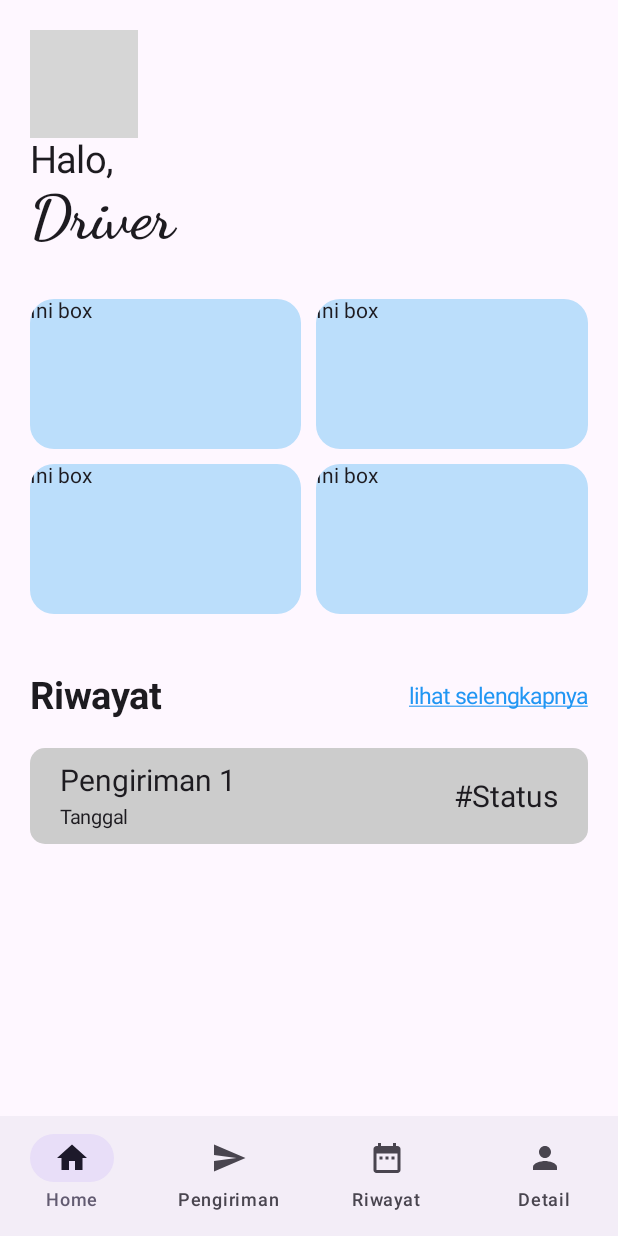
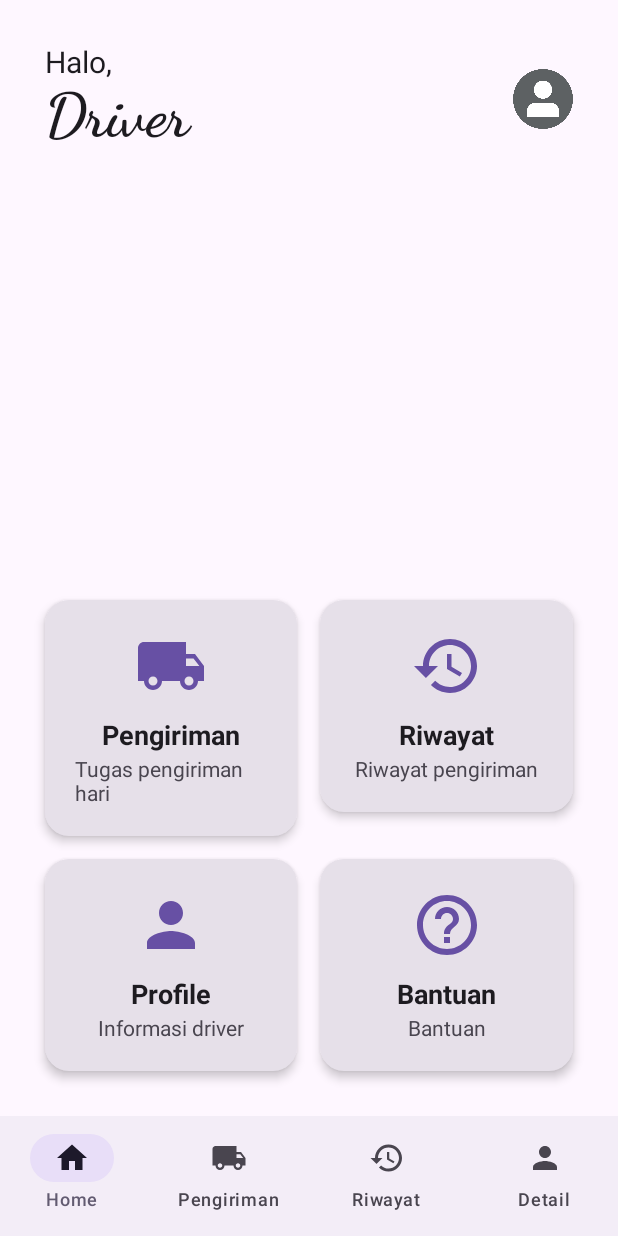
Before and after one commit to Muhless/ady-trans-jaya-kotlin, an Android app built with Jetpack Compose: the screen it shows after launch (MainActivity), on a phone screen of 412 x 824 dp. Run offline under Robolectric (Android 15) with nearby library versions, the phone set to English and light mode, and no system bars; grey boxes are pictures that could not be loaded.

Commit message:
update homescreen

```diff
--- a/app/src/main/java/adytransjaya/MainActivity.kt
+++ b/app/src/main/java/adytransjaya/MainActivity.kt
@@ -3,15 +3,19 @@ package adytransjaya
 import adytransjaya.ui.navigation.bottomBar
 import adytransjaya.ui.screen.deliveryScreen
 import adytransjaya.ui.screen.detailScreen
+import adytransjaya.ui.screen.helpScreen
 import adytransjaya.ui.screen.historyScreen
 import adytransjaya.ui.screen.homeScreen
 import adytransjaya.ui.screen.profileScreen
 import android.os.Bundle
 import androidx.activity.ComponentActivity
 import androidx.activity.compose.setContent
+import androidx.compose.foundation.background
+import androidx.compose.foundation.layout.fillMaxSize
 import androidx.compose.foundation.layout.padding
 import androidx.compose.material3.Scaffold
 import androidx.compose.ui.Modifier
+import androidx.compose.ui.graphics.Color
 import androidx.navigation.compose.NavHost
 import androidx.navigation.compose.composable
 import androidx.navigation.compose.rememberNavController
@@ -21,20 +25,30 @@ class MainActivity : ComponentActivity() {
         super.onCreate(savedInstanceState)
         setContent {
             val navController = rememberNavController()
-            Scaffold(bottomBar = { bottomBar(navController) }) { innerPadding ->
+
+            androidx.compose.foundation.layout.Box(
+                modifier =
+                    Modifier
+                        .fillMaxSize()
+                        .background(Color(0xFFEF4444)),
+            ) {
+                Scaffold(
+                    bottomBar = { bottomBar(navController) },
+                ) { innerPadding ->
                     NavHost(
                         navController = navController,
                         startDestination = "home",
-                    modifier =
-                        Modifier.padding(innerPadding),
+                        modifier = Modifier.padding(innerPadding),
                     ) {
                         composable("home") { homeScreen(navController) }
                         composable("delivery") { deliveryScreen(navController) }
                         composable("profile") { profileScreen(navController) }
                         composable("history") { historyScreen(navController) }
                         composable("detail") { detailScreen(navController) }
+                        composable("help") { helpScreen(navController) }
                     }
                 }
             }
         }
     }
+}
--- a/app/src/main/java/adytransjaya/ui/components/MenuBox.kt
+++ b/app/src/main/java/adytransjaya/ui/components/MenuBox.kt
@@ -16,8 +16,8 @@ fun menuBox(modifier: Modifier = Modifier) {
     Box(
         modifier =
             modifier
-                .height(100.dp)
-                .clip(RoundedCornerShape(16.dp))
+                .height(200.dp)
+                .clip(RoundedCornerShape(10.dp))
                 .background(Color(0xFFBBDEFB)),
     ) {
         Text(text = "Ini box")
--- /dev/null
+++ b/app/src/main/java/adytransjaya/ui/components/MenuCard.kt
@@ -0,0 +1,64 @@
+package adytransjaya.ui.components
+
+import androidx.compose.foundation.layout.Column
+import androidx.compose.foundation.layout.Spacer
+import androidx.compose.foundation.layout.fillMaxWidth
+import androidx.compose.foundation.layout.height
+import androidx.compose.foundation.layout.padding
+import androidx.compose.foundation.layout.size
+import androidx.compose.foundation.shape.RoundedCornerShape
+import androidx.compose.material3.Card
+import androidx.compose.material3.CardDefaults
+import androidx.compose.material3.Icon
+import androidx.compose.material3.MaterialTheme
+import androidx.compose.material3.Text
+import androidx.compose.runtime.Composable
+import androidx.compose.ui.Alignment
+import androidx.compose.ui.Modifier
+import androidx.compose.ui.graphics.vector.ImageVector
+import androidx.compose.ui.text.font.FontWeight
+import androidx.compose.ui.unit.dp
+import androidx.compose.ui.unit.sp
+
+@Composable
+fun menuCard(
+    icon: ImageVector,
+    title: String,
+    subtitle: String,
+    onClick: () -> Unit,
+    modifier: Modifier = Modifier,
+) {
+    Card(
+        modifier = modifier,
+        onClick = onClick,
+        shape = RoundedCornerShape(16.dp),
+        elevation = CardDefaults.cardElevation(defaultElevation = 4.dp),
+    ) {
+        Column(
+            modifier =
+                Modifier
+                    .fillMaxWidth()
+                    .padding(20.dp),
+            horizontalAlignment = Alignment.CenterHorizontally,
+        ) {
+            Icon(
+                imageVector = icon,
+                contentDescription = title,
+                tint = MaterialTheme.colorScheme.primary,
+                modifier = Modifier.size(48.dp),
+            )
+            Spacer(modifier = Modifier.height(12.dp))
+            Text(
+                text = title,
+                fontWeight = FontWeight.Bold,
+                fontSize = 18.sp,
+            )
+            Spacer(modifier = Modifier.height(4.dp))
+            Text(
+                text = subtitle,
+                fontSize = 14.sp,
+                color = MaterialTheme.colorScheme.onSurfaceVariant,
+            )
+        }
+    }
+}
--- a/app/src/main/java/adytransjaya/ui/navigation/BottomNavItem.kt
+++ b/app/src/main/java/adytransjaya/ui/navigation/BottomNavItem.kt
@@ -1,9 +1,9 @@
 package adytransjaya.ui.navigation
 
 import androidx.compose.material.icons.Icons
-import androidx.compose.material.icons.automirrored.filled.Send
-import androidx.compose.material.icons.filled.DateRange
+import androidx.compose.material.icons.filled.History
 import androidx.compose.material.icons.filled.Home
+import androidx.compose.material.icons.filled.LocalShipping
 import androidx.compose.material.icons.filled.Person
 import androidx.compose.ui.graphics.vector.ImageVector
 
@@ -14,9 +14,9 @@ sealed class BottomNavItem(
 ) {
     object Home : BottomNavItem("home", "Home", Icons.Default.Home)
 
-    object Delivery : BottomNavItem("delivery", "Pengiriman", Icons.AutoMirrored.Filled.Send)
+    object Delivery : BottomNavItem("delivery", "Pengiriman", Icons.Default.LocalShipping)
 
-    object History : BottomNavItem("history", "Riwayat", Icons.Default.DateRange)
+    object History : BottomNavItem("history", "Riwayat", Icons.Default.History)
 
     object Profile : BottomNavItem("detail", "Detail", Icons.Default.Person)
 }
--- /dev/null
+++ b/app/src/main/java/adytransjaya/ui/screen/HelpScreen.kt
@@ -0,0 +1,11 @@
+package adytransjaya.ui.screen
+
+import androidx.compose.material3.Text
+import androidx.compose.runtime.Composable
+import androidx.navigation.NavController
+import org.w3c.dom.Text
+
+@Composable
+fun helpScreen(navController: NavController) {
+    Text(text = "This is Help screen")
+}
--- a/app/src/main/java/adytransjaya/ui/screen/HomeScreen.kt
+++ b/app/src/main/java/adytransjaya/ui/screen/HomeScreen.kt
@@ -1,11 +1,10 @@
 package adytransjaya.ui.screen
 
 import ady_trans_jaya.kotlin.R
-import adytransjaya.ui.components.menuBox
-import adytransjaya.ui.components.recentDelivery
+import adytransjaya.ui.components.menuCard
 import android.annotation.SuppressLint
+import android.media.Image
 import androidx.compose.foundation.Image
-import androidx.compose.foundation.clickable
 import androidx.compose.foundation.layout.Column
 import androidx.compose.foundation.layout.Row
 import androidx.compose.foundation.layout.Spacer
@@ -14,17 +13,19 @@ import androidx.compose.foundation.layout.height
 import androidx.compose.foundation.layout.padding
 import androidx.compose.foundation.layout.size
 import androidx.compose.foundation.layout.width
+import androidx.compose.material.icons.Icons
+import androidx.compose.material.icons.filled.HelpOutline
+import androidx.compose.material.icons.filled.History
+import androidx.compose.material.icons.filled.LocalShipping
+import androidx.compose.material.icons.filled.Person
 import androidx.compose.material3.Text
 import androidx.compose.runtime.Composable
 import androidx.compose.ui.Alignment
 import androidx.compose.ui.Modifier
-import androidx.compose.ui.graphics.Color
 import androidx.compose.ui.layout.ContentScale
 import androidx.compose.ui.res.painterResource
-import androidx.compose.ui.text.TextStyle
 import androidx.compose.ui.text.font.FontFamily
 import androidx.compose.ui.text.font.FontWeight
-import androidx.compose.ui.text.style.TextDecoration
 import androidx.compose.ui.unit.dp
 import androidx.compose.ui.unit.sp
 import androidx.navigation.NavController
@@ -32,20 +33,13 @@ import androidx.navigation.NavController
 @SuppressLint("ComposableNaming")
 @Composable
 fun homeScreen(navController: NavController) {
-    Column(modifier = Modifier.padding(20.dp)) {
-        Image(
-            painter = painterResource(id = R.drawable.logo),
-            contentDescription = "Logo Ady Trans Jaya",
-            modifier = Modifier.size(72.dp),
-            contentScale = ContentScale.Fit,
-        )
+    Column(modifier = Modifier.padding(30.dp)) {
         Row(
-            modifier =
-                Modifier
-                    .fillMaxWidth(),
+            modifier = Modifier.fillMaxWidth(),
+            verticalAlignment = Alignment.CenterVertically,
         ) {
-            Column {
-                Text(text = "Halo,", fontSize = 25.sp)
+            Column(modifier = Modifier.weight(1f)) {
+                Text(text = "Halo,", fontSize = 20.sp)
                 Text(
                     text = "Driver",
                     fontWeight = FontWeight.Bold,
@@ -53,47 +47,54 @@ fun homeScreen(navController: NavController) {
                     fontFamily = FontFamily.Cursive,
                 )
             }
+            Image(
+                painter = painterResource(id = R.drawable.profile_picture),
+                contentDescription = "Profile Picture",
+                modifier = Modifier.size(40.dp),
+                contentScale = ContentScale.Fit,
+            )
         }
-        Spacer(modifier = Modifier.height(30.dp))
+// TOP
+        Spacer(modifier = Modifier.weight(1f))
 
-//        Menu
         Column {
-            Row {
-                menuBox(modifier = Modifier.weight(1f))
-                Spacer(modifier = Modifier.width(10.dp))
-                menuBox(modifier = Modifier.weight(1f))
-            }
-            Spacer(modifier = Modifier.height(10.dp))
-
-            Row {
-                menuBox(modifier = Modifier.weight(1f))
-                Spacer(modifier = Modifier.width(10.dp))
-                menuBox(modifier = Modifier.weight(1f))
-            }
-        }
-        Spacer(modifier = Modifier.padding(20.dp))
-//        Task
-        Column {
-            Row(
-                modifier = Modifier.fillMaxWidth(),
-                verticalAlignment = Alignment.CenterVertically,
-            ) {
-                Text(
-                    text = "Riwayat",
-                    fontSize = 25.sp,
-                    fontWeight = FontWeight.Bold,
+            Row(modifier = Modifier.fillMaxWidth()) {
+                menuCard(
+                    icon = Icons.Default.LocalShipping,
+                    title = "Pengiriman",
+                    subtitle = "Tugas pengiriman hari",
+                    onClick = { navController.navigate("delivery") },
                     modifier = Modifier.weight(1f),
                 )
-                Text(
-                    text = "lihat selengkapnya",
-                    color = Color(0xFF2196F3),
-                    style = TextStyle(fontSize = 15.sp, textDecoration = TextDecoration.Underline),
-                    modifier = Modifier.clickable { navController.navigate("history") },
+                Spacer(modifier = Modifier.width(15.dp))
+                menuCard(
+                    icon = Icons.Default.History,
+                    title = "Riwayat",
+                    subtitle = "Riwayat pengiriman",
+                    onClick = { navController.navigate("history") },
+                    modifier = Modifier.weight(1f),
                 )
-//                delivery
             }
-            Spacer(modifier = Modifier.height(20.dp))
-            recentDelivery()
+
+            Spacer(modifier = Modifier.height(15.dp))
+// MENU
+            Row(modifier = Modifier.fillMaxWidth()) {
+                menuCard(
+                    icon = Icons.Default.Person,
+                    title = "Profile",
+                    subtitle = "Informasi driver",
+                    onClick = { navController.navigate("profile") },
+                    modifier = Modifier.weight(1f),
+                )
+                Spacer(modifier = Modifier.width(15.dp))
+                menuCard(
+                    icon = Icons.Default.HelpOutline,
+                    title = "Bantuan",
+                    subtitle = "Bantuan",
+                    onClick = { navController.navigate("help") },
+                    modifier = Modifier.weight(1f),
+                )
+            }
         }
     }
 }
```
Also changed, not shown: app/src/main/res/drawable/profile_picture.png (added). Lines whose indentation alone changed are shown as unchanged.
